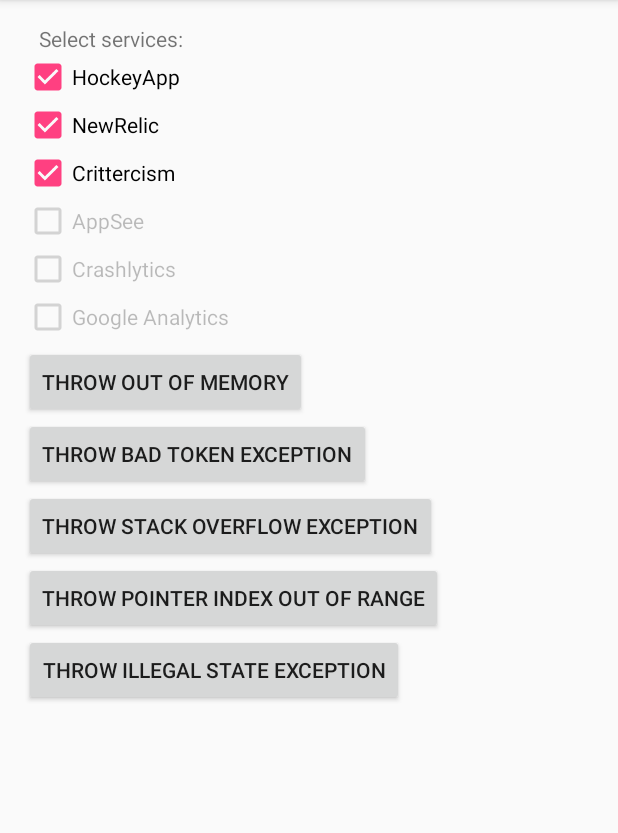
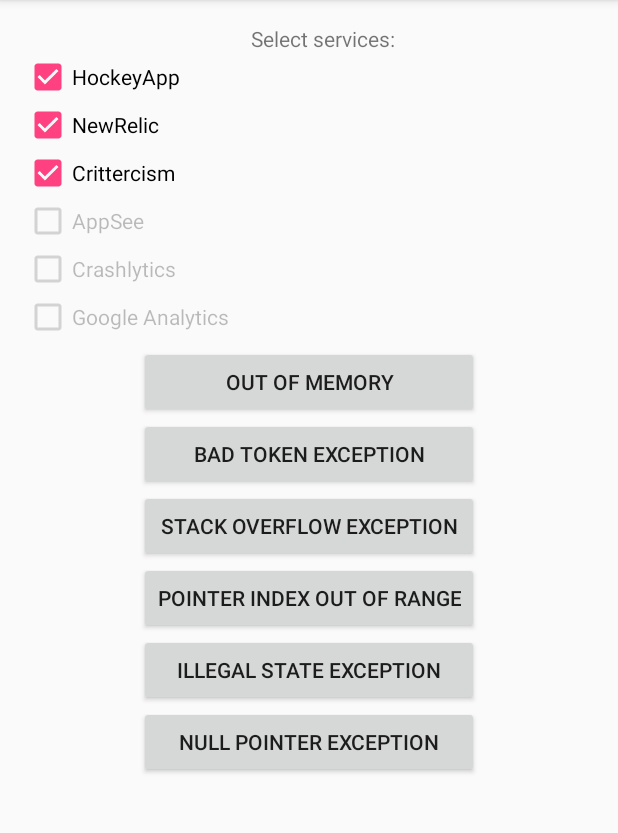
Before and after one commit to YK1007/crashdroid, an Android app: the screen it shows after launch (MainActivity), on a phone screen of 412 x 824 dp, the part 84-917 px from its top. Run offline under Robolectric (Android 15) with nearby library versions, the phone set to English and light mode, and no system bars; our stand-ins replace ButterKnife.

Commit message:
MA-2106 simulate NullPointerException.

```diff
--- a/app/src/main/java/com/namshi/crashdroid/BlackHoleInteractor.java
+++ b/app/src/main/java/com/namshi/crashdroid/BlackHoleInteractor.java
@@ -4,8 +4,9 @@ package com.namshi.crashdroid;
  * Created by vgaidarji on 10/16/15.
  */
 public interface BlackHoleInteractor {
-    void throwStackOverflowException();
-    void throwBadTokenException();
-    void throwOutOfMemory();
-    void throwIllegalStateException();
+    void generateStackOverflowException();
+    void generateBadTokenException();
+    void generateOutOfMemory();
+    void generateIllegalStateException();
+    void generateNullPointerException();
 }
--- a/app/src/main/java/com/namshi/crashdroid/MainActivity.java
+++ b/app/src/main/java/com/namshi/crashdroid/MainActivity.java
@@ -97,4 +97,9 @@ public class MainActivity extends AppCompatActivity implements MainView, OnCheck
     public void onIllegalStateExceptionClick(View v) {
         presenter.throwIllegalStateException();
     }
+
+    @OnClick(R.id.buttonNullPointerException)
+    public void onNullPointerExceptionClick(View v) {
+        presenter.throwNullPointerException();
+    }
 }
--- a/app/src/main/java/com/namshi/crashdroid/MainPresenter.java
+++ b/app/src/main/java/com/namshi/crashdroid/MainPresenter.java
@@ -11,4 +11,5 @@ public interface MainPresenter {
     void throwBadTokenException();
     void throwStackOverflowException();
     void throwIllegalStateException();
+    void throwNullPointerException();
 }
--- a/app/src/main/res/layout/activity_main.xml
+++ b/app/src/main/res/layout/activity_main.xml
@@ -14,7 +14,8 @@
     <LinearLayout
         android:orientation="vertical"
         android:layout_width="match_parent"
-        android:layout_height="match_parent">
+        android:layout_height="match_parent"
+        android:gravity="center_horizontal">
 
         <TextView
             android:text="@string/select_services"
@@ -27,30 +28,47 @@
             android:layout_width="match_parent"
             android:layout_height="wrap_content"
             android:id="@+id/servicesLayout"
-            android:layout_marginBottom="3dp">
+            android:layout_marginBottom="3dp"
+            android:gravity="center_horizontal">
 
         </LinearLayout>
 
+        <ScrollView
+            android:layout_width="match_parent"
+            android:layout_height="wrap_content"
+            >
+
+            <LinearLayout
+                android:orientation="vertical"
+                android:layout_width="match_parent"
+                android:layout_height="match_parent">
+
+                <LinearLayout
+                    android:orientation="vertical"
+                    android:layout_width="wrap_content"
+                    android:layout_height="match_parent"
+                    android:layout_gravity="center_horizontal">
+
                     <Button
-            android:layout_width="wrap_content"
+                        android:layout_width="match_parent"
                         android:layout_height="wrap_content"
                         android:text="@string/throw_out_of_memory"
                         android:id="@+id/buttonOutOfMemory"/>
 
                     <Button
-            android:layout_width="wrap_content"
+                        android:layout_width="match_parent"
                         android:layout_height="wrap_content"
                         android:text="@string/throw_bad_token_exception"
                         android:id="@+id/buttonBadTokenException"/>
 
                     <Button
-            android:layout_width="wrap_content"
+                        android:layout_width="match_parent"
                         android:layout_height="wrap_content"
                         android:text="@string/throw_stack_overflow_exception"
                         android:id="@+id/buttonStackOverflowError"/>
 
                     <com.namshi.crashdroid.view.CustomScrollView
-            android:layout_width="wrap_content"
+                        android:layout_width="match_parent"
                         android:layout_height="wrap_content">
                         <Button
                             android:layout_width="wrap_content"
@@ -60,10 +78,20 @@
                     </com.namshi.crashdroid.view.CustomScrollView>
 
                     <Button
-            android:layout_width="wrap_content"
+                        android:layout_width="match_parent"
                         android:layout_height="wrap_content"
                         android:text="@string/throw_illegal_state_exception"
                         android:id="@+id/buttonIllegalFragmentException"/>
+
+                    <Button
+                        android:layout_width="match_parent"
+                        android:layout_height="wrap_content"
+                        android:text="@string/throw_null_pointer_exception"
+                        android:id="@+id/buttonNullPointerException"/>
+                </LinearLayout>
+
+            </LinearLayout>
+        </ScrollView>
 
     </LinearLayout>
 
--- a/app/src/main/res/values/strings.xml
+++ b/app/src/main/res/values/strings.xml
@@ -7,9 +7,10 @@
     <string name="app_see">AppSee</string>
     <string name="crashlytics">Crashlytics</string>
     <string name="google_analytics">Google Analytics</string>
-    <string name="throw_out_of_memory">Throw "Out Of Memory"</string>
-    <string name="throw_bad_token_exception">Throw "Bad Token Exception"</string>
-    <string name="throw_stack_overflow_exception">Throw "Stack Overflow Exception"</string>
-    <string name="throw_pointer_index_out_of_range">Throw "Pointer Index Out Of Range"</string>
-    <string name="throw_illegal_state_exception">Throw "Illegal State Exception"</string>
+    <string name="throw_out_of_memory">"Out Of Memory"</string>
+    <string name="throw_bad_token_exception">"Bad Token Exception"</string>
+    <string name="throw_stack_overflow_exception">"Stack Overflow Exception"</string>
+    <string name="throw_pointer_index_out_of_range">"Pointer Index Out Of Range"</string>
+    <string name="throw_illegal_state_exception">"Illegal State Exception"</string>
+    <string name="throw_null_pointer_exception">"Null Pointer Exception"</string>
 </resources>
```
Also changed, not shown: app/src/main/java/com/namshi/crashdroid/BlackHoleInteractorImpl.java (+11 -4 lines), app/src/main/java/com/namshi/crashdroid/MainPresenterImpl.java (+9 -4 lines). Lines whose indentation alone changed are shown as unchanged.
